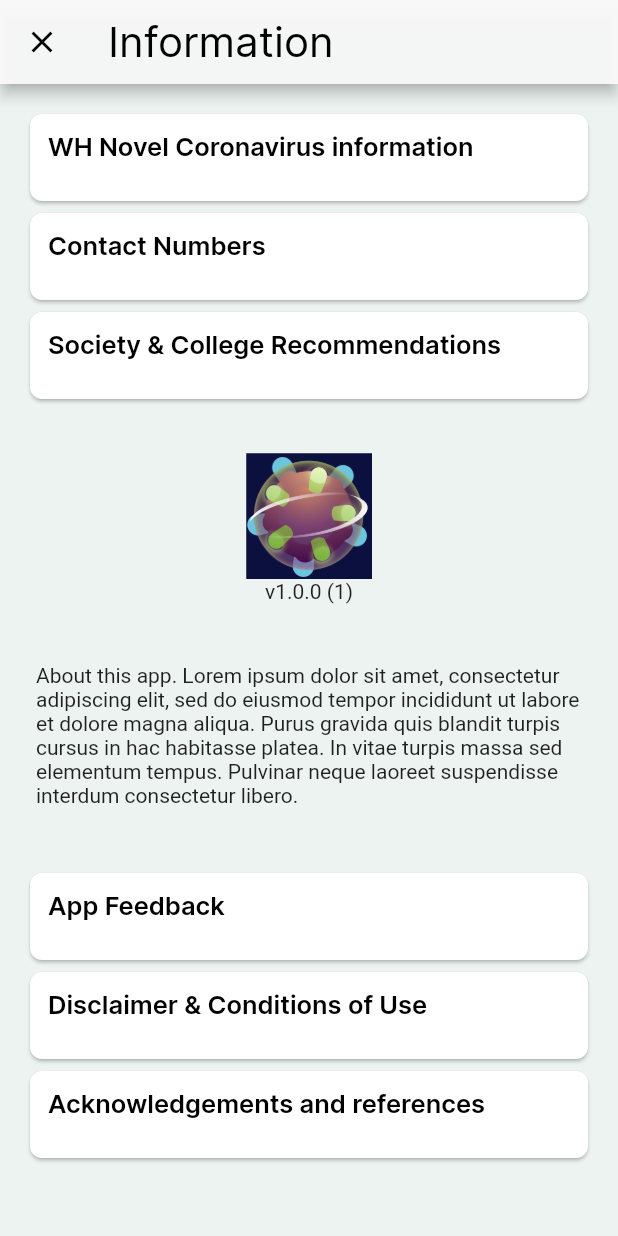
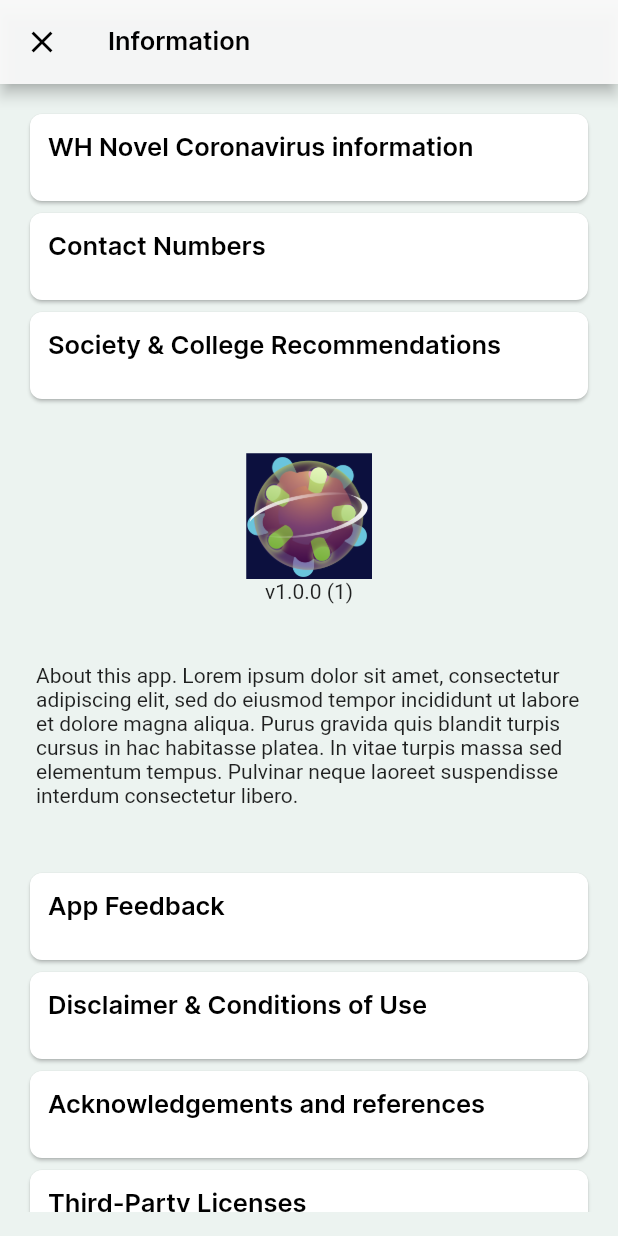
Before and after one commit to Western-Health-Covid19-Collaboration/wh_covid19_app, a Flutter app: the InfoView screen opened by its route, scrolled down 32 dp, on a phone screen of 412 x 824 dp. Run offline on Flutter 3.47's test engine with Material 2 defaults, Android fonts, the phone set to English and light mode, and no system bars; our stand-ins replace chewie, flutter_svg, flutter_widget_from_html, package_info, photo_view, shared_preferences and 1 more; missing offline and left inert: matrix_gesture_detector; accounts and stored records are empty; statements that could not run were skipped.

Commit message:
Issue #147 licenses screen

```diff
--- a/lib/main.dart
+++ b/lib/main.dart
@@ -16,6 +16,7 @@ import 'view/icu_non_intensivist/general_care_view.dart';
 import 'view/icu_non_intensivist/tips_junior_staff_view.dart';
 import 'view/icu_non_intensivist/ventilation/ventilation_view.dart';
 import 'view/info_view.dart';
+import 'view/license_view.dart';
 import 'view/ppe/ppe_off_guidance_method_1.dart';
 import 'view/ppe/ppe_off_guidance_method_1_infographic.dart';
 import 'view/ppe/ppe_off_guidance_method_2.dart';
@@ -56,6 +57,7 @@ class MyApp extends StatelessWidget {
         Routes.tipsJuniorStaff: (context) => TipsJuniorStaffView(),
         Routes.introRouter: (context) => IntroRouter(),
         Routes.disclaimer: (context) => DisclaimerView(),
+        Routes.licenses: (context) => LicenseView(),
       },
       onGenerateRoute: (settings) {
         // Use onGenerateRoute to set fullscreenDialog=true
--- a/lib/routes.dart
+++ b/lib/routes.dart
@@ -15,6 +15,7 @@ class Routes {
   static const sbsGuidance = '/sbs_guidance';
   static const info = '/info';
   static const disclaimer = '/disclaimer';
+  static const licenses = '/licenses';
   static const introRouter = '/';
 
   static const _icuNonIntensivist = '/icu_non_intensivist';
--- a/lib/strings.dart
+++ b/lib/strings.dart
@@ -37,4 +37,8 @@ This app is designed to be used by Anaesthetic and Critical Care doctors at West
   static const String ppeTitle = 'PPE Technique';
   static const String ppeDonningTitle = 'Donning Personal Protective Equipment';
   static const String ppeDoffingTitle = 'Doffing Personal Protective Equipment';
+
+  static const String licencesTitle = 'Third-Party Licenses';
+  static const String licencesMsg =
+      'WHAC19 is built using open source software';
 }
--- a/lib/view/info_view.dart
+++ b/lib/view/info_view.dart
@@ -61,6 +61,12 @@ class InfoView extends StatelessWidget {
       height: _cardHeight,
       elevation: _cardElevation,
     ),
+    ReusableCard(
+        title: 'Third-Party Licenses',
+        color: _cardColor,
+        height: _cardHeight,
+        elevation: _cardElevation,
+        routeTo: Routes.licenses),
   ];
 
   @override
@@ -75,7 +81,7 @@ class InfoView extends StatelessWidget {
         iconTheme: Styles.appBarIconTheme,
         title: Text(
           title,
-          style: Styles.appBarTextStyle,
+          style: Styles.textH5,
         ),
       ),
       body: Padding(
```
Also changed, not shown: lib/view/license_view.dart (added, +41 -0 lines).
